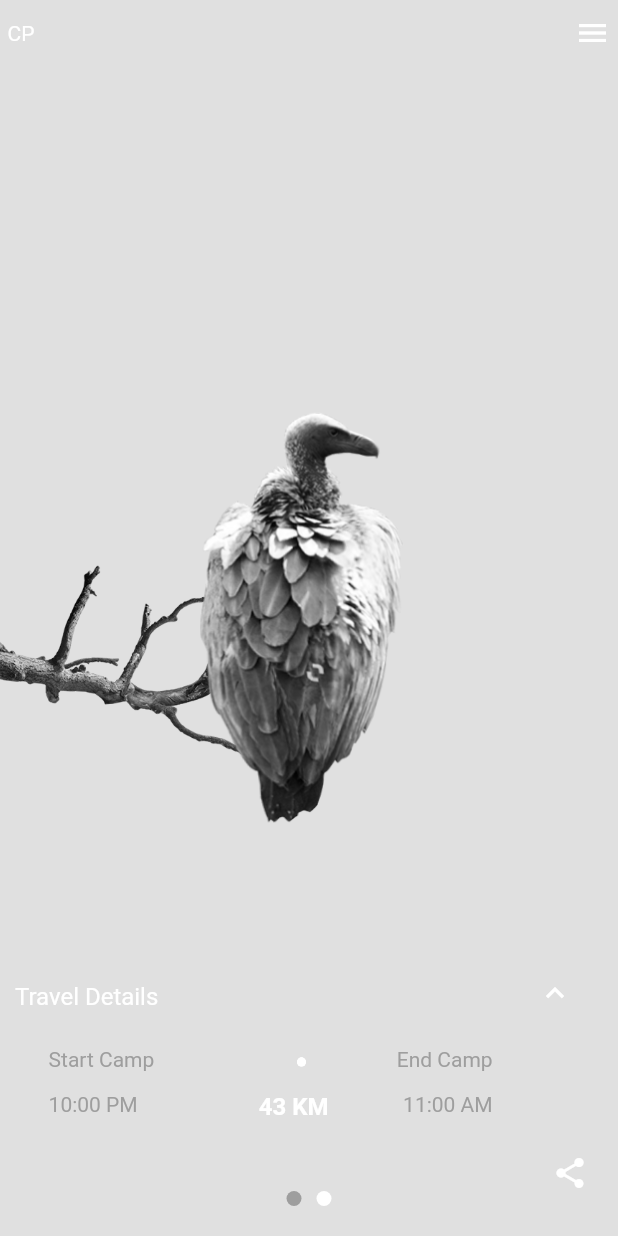
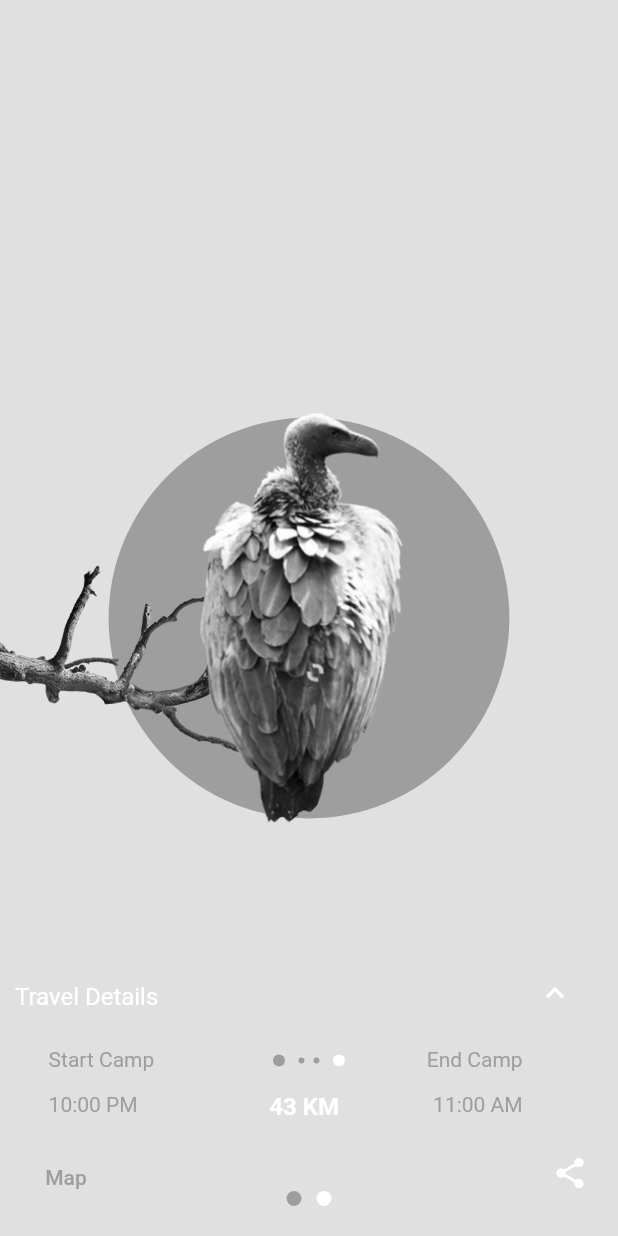
Before and after one commit to smit-mist/Flutter, a Flutter app: the screen it shows after launch, swiped to page 2, on a phone screen of 412 x 824 dp. Run offline on Flutter 3.47's test engine with Material 2 defaults, Android fonts, the phone set to English and light mode, and no system bars.

Commit message:
PageView Animation Completed

```diff
--- a/animation/lib/mainpage.dart
+++ b/animation/lib/mainpage.dart
@@ -41,7 +41,7 @@ class MainPage extends StatelessWidget {
               ),
               First(),
               VultureImage(),
-              Appbar(),
+             // Appbar(),
               ShareButton(),
               PageIndicator(),
               Detail(),
@@ -52,6 +52,7 @@ class MainPage extends StatelessWidget {
               EndTime(),
               Distance(),
               Dots(),
+              MapButton(),
             ],
           ),
         ),
@@ -63,13 +64,10 @@ class MainPage extends StatelessWidget {
 class Second extends StatelessWidget {
   @override
   Widget build(BuildContext context) {
-    return Container();
-    return Center(
-      child: Image.asset(
-        'assets/vulture.png',
-        height: MediaQuery.of(context).size.height / 3,
-      ),
+    return Container(
+      child: Center(child: CircleAn()),
     );
+
   }
 }
 
@@ -216,7 +214,7 @@ class Distance extends StatelessWidget {
       }
       return Positioned(
         bottom: 77,
-        right: -23 + MediaQuery.of(context).size.width / 2,
+        right: -30 + MediaQuery.of(context).size.width / 2,
         child: Padding(
           padding: const EdgeInsets.symmetric(horizontal: 10),
           child: Opacity(
@@ -250,7 +248,7 @@ class EndCamp extends StatelessWidget {
       }
       return Positioned(
         bottom: 110,
-        right: -50 + 0.3 * here,
+        right: -70 + 0.3 * here,
         child: Padding(
           padding: const EdgeInsets.symmetric(horizontal: 10),
           child: Opacity(
@@ -281,7 +279,7 @@ class EndTime extends StatelessWidget {
       }
       return Positioned(
         bottom: 80,
-        right: -50 + 0.3 * here,
+        right: -70 + 0.3 * here,
         child: Padding(
           padding: const EdgeInsets.symmetric(horizontal: 10),
           child: Opacity(
@@ -301,43 +299,121 @@ class Dots extends StatelessWidget {
   @override
   Widget build(BuildContext context) {
     return Consumer<PageOffset>(builder: (context, notifier, child) {
+      double curr = 0;
+      double here = 0;
+      if (notifier.page != null) {
+        curr = notifier.page;
+      }
+      if (notifier.offset != null) {
+        here = notifier.offset;
+      }
+      double opacity = max(0.00, 4 * curr - 3);
       return Positioned(
         bottom: 113,
         right: 0,
-        left:-10,
+        left: 0,
+        child: Opacity(
+          opacity: opacity,
           child: Stack(
+            alignment: Alignment.center,
             children: [
               Container(
+                margin: EdgeInsets.only(left: opacity * 40.00),
                 decoration: BoxDecoration(
                   shape: BoxShape.circle,
                   color: Colors.white,
                 ),
-        height: 6,
+                height: 8,
               ),
               Container(
+                margin: EdgeInsets.only(left: opacity * 10.00),
                 decoration: BoxDecoration(
                   shape: BoxShape.circle,
-          color: Colors.white,
+                  color: Colors.grey,
                 ),
                 height: 4,
               ),
               Container(
+                margin: EdgeInsets.only(right: opacity * 10.00),
                 decoration: BoxDecoration(
                   shape: BoxShape.circle,
-          color: Colors.white,
+                  color: Colors.grey,
                 ),
                 height: 4,
               ),
               Container(
+                margin: EdgeInsets.only(right: opacity * 40.00),
                 decoration: BoxDecoration(
                   shape: BoxShape.circle,
-          color: Colors.white,
+                  color: Colors.grey,
+                  //border: Border.all(color:Colors.white),
                 ),
-        height: 6,
+                height: 8,
               ),
             ],
+          ),
         ),
       );
     });
   }
 }
+
+class MapButton extends StatelessWidget {
+  @override
+  Widget build(BuildContext context) {
+    return Positioned(
+      left: 0,
+      bottom: 15,
+      child: Consumer<PageOffset>(
+        builder: (context, notifier, child) {
+          double curr = 0;
+          double here = 0;
+          if (notifier.page != null) {
+            curr = notifier.page;
+          }
+          if (notifier.offset != null) {
+            here = notifier.offset;
+          }
+          double opacity = max(0.00, 4 * curr - 3);
+          return Opacity(
+            opacity: opacity,
+            child: child,
+          );
+        },
+        child: FlatButton(
+          onPressed: () {},
+          child: Text(
+            'Map',
+            style: TextStyle(color: Colors.grey),
+          ),
+        ),
+      ),
+    );
+  }
+}
+
+class CircleAn extends StatelessWidget {
+  @override
+  Widget build(BuildContext context) {
+    return Consumer<PageOffset>(
+      builder: (context, notifier, child) {
+        double curr = 0;
+        double here = 0;
+        if (notifier.page != null) {
+          curr = notifier.page;
+        }
+        if (notifier.offset != null) {
+          here = notifier.offset;
+        }
+        double opacity = max(0.00, 4 * curr - 3);
+        return Container(
+          decoration: BoxDecoration(
+            shape: BoxShape.circle,
+            color: Colors.grey,
+          ),
+          width: (MediaQuery.of(context).size.width) * (opacity)*0.6+20,
+        );
+      },
+    );
+  }
+}
```
Lines whose indentation alone changed are shown as unchanged.
